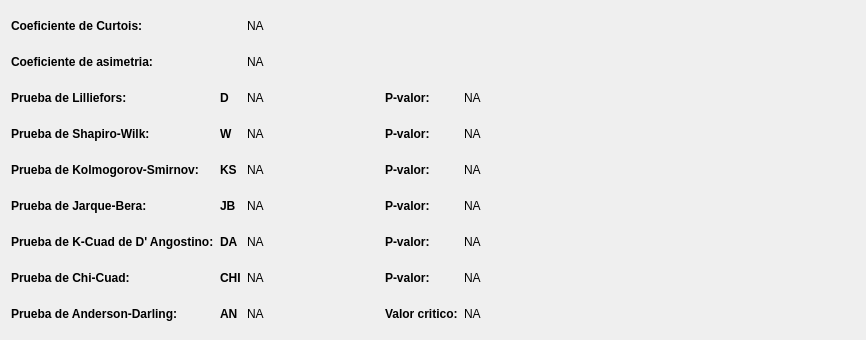
The window that view/ui/widget_test_normal_residual_studentized.ui (vasha54/apm) describes before a commit, drawn with Qt 5.
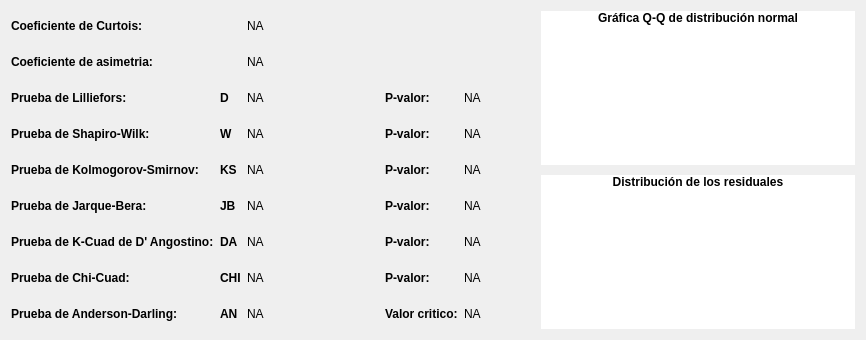
The same window after the commit.

Commit message: Subiendo cambios en el disenno visual de las graficas de las pruebas residuales no escalados y estundenzidos

The edit to the form file:
```diff
--- a/view/ui/widget_test_normal_residual_studentized.ui
+++ b/view/ui/widget_test_normal_residual_studentized.ui
@@ -812,47 +812,140 @@
     </layout>
    </item>
    <item>
-    <layout class="QVBoxLayout" name="verticalLayout_2">
+    <layout class="QVBoxLayout" name="verticalLayout_6" stretch="0,0,0">
      <property name="spacing">
       <number>0</number>
      </property>
      <item>
-      <widget class="QWidget" name="widgetGraphOne" native="true">
-       <property name="sizePolicy">
-        <sizepolicy hsizetype="Minimum" vsizetype="Minimum">
-         <horstretch>0</horstretch>
-         <verstretch>0</verstretch>
-        </sizepolicy>
+      <layout class="QVBoxLayout" name="verticalLayout_3">
+       <property name="spacing">
+        <number>0</number>
        </property>
-       <layout class="QVBoxLayout" name="verticalLayout_4"/>
-      </widget>
+       <item>
+        <widget class="QLabel" name="labelTitleChartQQ">
+         <property name="sizePolicy">
+          <sizepolicy hsizetype="Preferred" vsizetype="Maximum">
+           <horstretch>0</horstretch>
+           <verstretch>0</verstretch>
+          </sizepolicy>
+         </property>
+         <property name="font">
+          <font>
+           <weight>75</weight>
+           <bold>true</bold>
+          </font>
+         </property>
+         <property name="styleSheet">
+          <string notr="true">background-color: rgb(255, 255, 255);</string>
+         </property>
+         <property name="text">
+          <string>Gráfica Q-Q de distribución normal</string>
+         </property>
+         <property name="scaledContents">
+          <bool>true</bool>
+         </property>
+         <property name="alignment">
+          <set>Qt::AlignCenter</set>
+         </property>
+        </widget>
+       </item>
+       <item>
+        <widget class="QWidget" name="widgetGraphOne" native="true">
+         <property name="styleSheet">
+          <string notr="true">background-color: rgb(255, 255, 255);</string>
+         </property>
+         <layout class="QVBoxLayout" name="verticalLayout_4">
+          <property name="spacing">
+           <number>0</number>
+          </property>
+          <property name="leftMargin">
+           <number>0</number>
+          </property>
+          <property name="topMargin">
+           <number>0</number>
+          </property>
+          <property name="rightMargin">
+           <number>0</number>
+          </property>
+          <property name="bottomMargin">
+           <number>0</number>
+          </property>
+         </layout>
+        </widget>
+       </item>
+      </layout>
      </item>
      <item>
-      <spacer name="horizontalSpacer_19">
+      <spacer name="verticalSpacer">
        <property name="orientation">
-        <enum>Qt::Horizontal</enum>
+        <enum>Qt::Vertical</enum>
        </property>
        <property name="sizeType">
-        <enum>QSizePolicy::Minimum</enum>
+        <enum>QSizePolicy::Maximum</enum>
        </property>
        <property name="sizeHint" stdset="0">
         <size>
-         <width>288</width>
-         <height>15</height>
+         <width>10</width>
+         <height>10</height>
         </size>
        </property>
       </spacer>
      </item>
      <item>
-      <widget class="QWidget" name="widgetGraphTwo" native="true">
-       <property name="sizePolicy">
-        <sizepolicy hsizetype="Minimum" vsizetype="Minimum">
-         <horstretch>0</horstretch>
-         <verstretch>0</verstretch>
-        </sizepolicy>
+      <layout class="QVBoxLayout" name="verticalLayout_2">
+       <property name="spacing">
+        <number>0</number>
        </property>
-       <layout class="QVBoxLayout" name="verticalLayout_5"/>
-      </widget>
+       <item>
+        <widget class="QLabel" name="labelTitleDistributionResidual">
+         <property name="sizePolicy">
+          <sizepolicy hsizetype="Preferred" vsizetype="Maximum">
+           <horstretch>0</horstretch>
+           <verstretch>0</verstretch>
+          </sizepolicy>
+         </property>
+         <property name="font">
+          <font>
+           <weight>75</weight>
+           <bold>true</bold>
+          </font>
+         </property>
+         <property name="styleSheet">
+          <string notr="true">background-color: rgb(255, 255, 255);</string>
+         </property>
+         <property name="text">
+          <string>Distribución de los residuales</string>
+         </property>
+         <property name="alignment">
+          <set>Qt::AlignCenter</set>
+         </property>
+        </widget>
+       </item>
+       <item>
+        <widget class="QWidget" name="widgetGraphTwo" native="true">
+         <property name="styleSheet">
+          <string notr="true">background-color: rgb(255, 255, 255);</string>
+         </property>
+         <layout class="QVBoxLayout" name="verticalLayout_5">
+          <property name="spacing">
+           <number>0</number>
+          </property>
+          <property name="leftMargin">
+           <number>0</number>
+          </property>
+          <property name="topMargin">
+           <number>0</number>
+          </property>
+          <property name="rightMargin">
+           <number>0</number>
+          </property>
+          <property name="bottomMargin">
+           <number>0</number>
+          </property>
+         </layout>
+        </widget>
+       </item>
+      </layout>
      </item>
     </layout>
    </item>
```
The commit also changes 5 other files.
